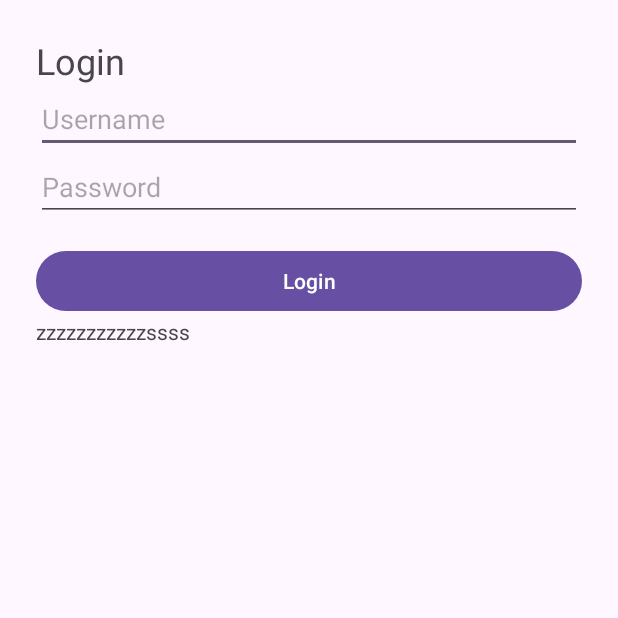
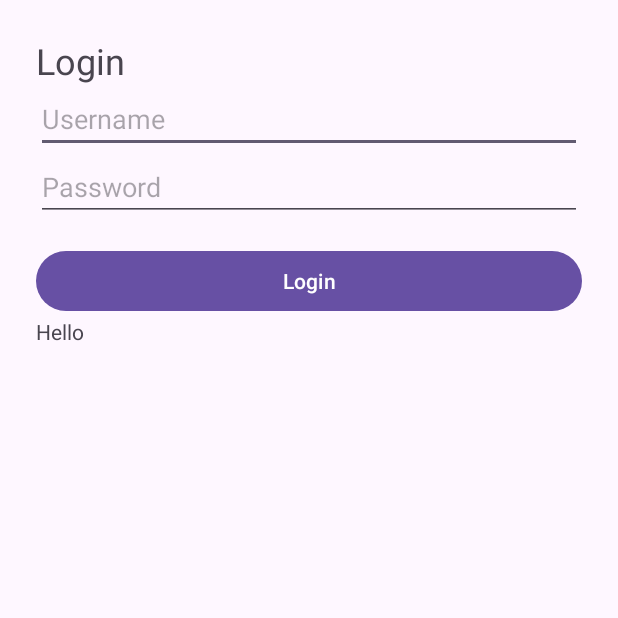
Before and after one commit to kalyan7391/MyITR, an Android app: the screen it shows after launch (LoginActivity), on a phone screen of 412 x 824 dp, the top half of it. Run offline under Robolectric (Android 15) with nearby library versions, the phone set to English and light mode, and no system bars.

```diff
--- a/app/src/main/res/layout/activity_login.xml
+++ b/app/src/main/res/layout/activity_login.xml
@@ -31,5 +31,5 @@
         android:id="@+id/textView"
         android:layout_width="match_parent"
         android:layout_height="wrap_content"
-        android:text="zzzzzzzzzzzssss" />
+        android:text="Hello" />
 </LinearLayout>
```
